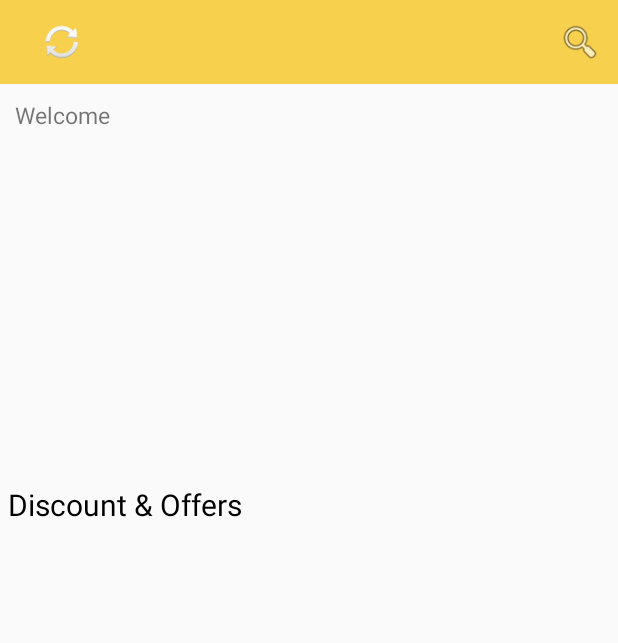
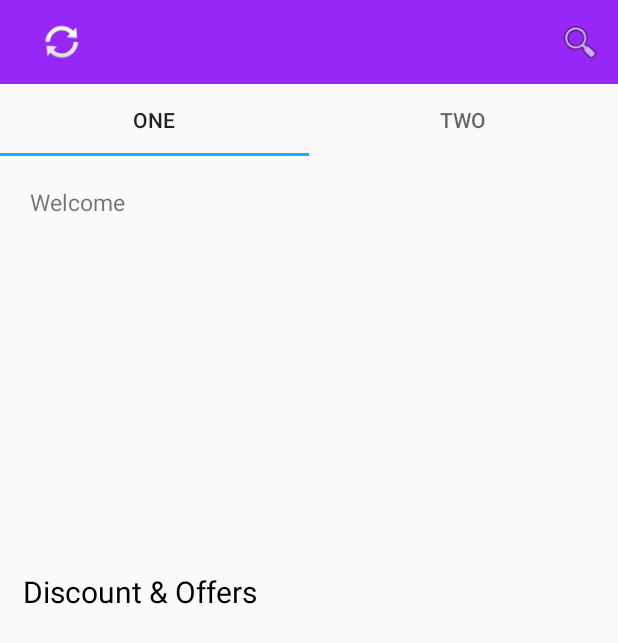
Before and after one commit to shubhamdani-weboniselab/Mall-Adevertisement-Project, an Android app: the OffersListActivity screen opened directly, with no data from a screen before it, on a phone screen of 412 x 824 dp. Shown: the top 643 px of the screen. Run offline under Robolectric (Android 15) with nearby library versions, the phone set to English and light mode, and no system bars; pictures from the network do not load; 4 statements that could not run were skipped.

Commit message:
Added Tabview, both tabs have the same fragment

```diff
--- a/MallAdvertisementProject/app/build.gradle
+++ b/MallAdvertisementProject/app/build.gradle
@@ -6,7 +6,7 @@ android {
 
     defaultConfig {
         applicationId "com.webonise.malladvertisementproject"
-        minSdkVersion 19
+        minSdkVersion 21
         targetSdkVersion 23
         versionCode 1
         versionName "1.0"
@@ -26,10 +26,12 @@ dependencies {
     compile files('libs/library-1.0.18.jar')
 
     compile 'com.android.support:appcompat-v7:+'
+    compile 'com.android.support:design:22.2.0'
     compile 'com.android.support:recyclerview-v7:21.0.3'
     compile 'com.android.support:cardview-v7:21.0.+'
     compile 'com.squareup.picasso:picasso:2.5.2'
     compile 'com.google.android.gms:play-services-location:6.5.87'
     compile 'com.google.android.gms:play-services:7.5.+'
     compile 'de.hdodenhof:circleimageview:1.3.0'
+    compile 'com.rengwuxian.materialedittext:library:2.1.4'
 }
--- a/MallAdvertisementProject/app/src/main/java/com/webonise/malladvertisementproject/OffersListActivity.java
+++ b/MallAdvertisementProject/app/src/main/java/com/webonise/malladvertisementproject/OffersListActivity.java
@@ -2,69 +2,116 @@ package com.webonise.malladvertisementproject;
 
 
 import android.os.Bundle;
+import android.support.design.widget.TabLayout;
+import android.support.v4.app.Fragment;
+import android.support.v4.app.FragmentManager;
+import android.support.v4.app.FragmentPagerAdapter;
 import android.support.v4.view.ViewPager;
 import android.support.v7.app.AppCompatActivity;
-import android.support.v7.widget.LinearLayoutManager;
 import android.support.v7.widget.RecyclerView;
 import android.support.v7.widget.Toolbar;
-import android.widget.TextView;
+import android.view.View;
+import android.widget.ImageView;
+import android.widget.Toast;
 
-import com.google.android.gms.maps.model.LatLng;
 import com.google.gson.Gson;
 import com.google.gson.GsonBuilder;
 
-import adapters.RecycleViewAdapter;
-import adapters.ViewPagerAdapter;
+import java.util.ArrayList;
+import java.util.List;
+
 import utils.Constants;
 
 
-public class OffersListActivity extends AppCompatActivity {
+public class OffersListActivity extends AppCompatActivity implements View.OnClickListener {
 
     private RecyclerView recyclerView;
     private RecyclerView.LayoutManager layoutManager;
     private RecyclerView.Adapter adapter;
-    private String jsonResponse;
+    static public String jsonResponse;
     private GsonBuilder builder;
     private Gson gson;
     private ViewPager viewPager;
     private ViewPagerAdapter viewPagerAdapter;
+    private Toolbar toolbar;
+    private TabLayout tabLayout;
 
-
+    private ImageView imgToolbarRefresh;
 
     @Override
     protected void onCreate(Bundle savedInstanceState) {
         super.onCreate(savedInstanceState);
         setContentView(R.layout.offer_list_activity);
+    }
+
+    @Override
+    protected void onResume() {
+        super.onResume();
         setToolBar();
         initialiseViews();
-        setAdapter();
-
+//        setAdapter();
     }
 
     private void initialiseViews() {
-        recyclerView = (RecyclerView) findViewById(R.id.recycleView);
-        recyclerView.setHasFixedSize(true);
-
-        layoutManager = new LinearLayoutManager(this);
-        recyclerView.setLayoutManager(layoutManager);
         jsonResponse = getIntent().getExtras().getString(Constants.JSON_RESPONSE);
-        builder = new GsonBuilder();
-        gson = builder.create();
-
-        viewPager = (ViewPager) findViewById(R.id.viewPager);
+        viewPager = (ViewPager) findViewById(R.id.OfferViewPager);
+        setupViewPager(viewPager);
+        imgToolbarRefresh = (ImageView) findViewById(R.id.imgToolbarRefresh);
+        imgToolbarRefresh.setOnClickListener(this);
+        tabLayout = (TabLayout) findViewById(R.id.tabs);
+        tabLayout.setupWithViewPager(viewPager);
 
     }
 
     private void setToolBar() {
-        Toolbar toolbar = (Toolbar) findViewById(R.id.toolbar);
+        toolbar = (Toolbar) findViewById(R.id.toolbar);
         setSupportActionBar(toolbar);
         getSupportActionBar().setDisplayShowHomeEnabled(true);
         toolbar.setTitle(null);
+    }
 
+    private void setupViewPager(ViewPager viewPager) {
+        ViewPagerAdapter adapter = new ViewPagerAdapter(getSupportFragmentManager());
+        adapter.addFragment(new OffersListFragment(), "ONE");
+        adapter.addFragment(new OffersListFragment(), "TWO");
+        viewPager.setAdapter(adapter);
+    }
+
+    class ViewPagerAdapter extends FragmentPagerAdapter {
+        private final List<Fragment> mFragmentList = new ArrayList<>();
+        private final List<String> mFragmentTitleList = new ArrayList<>();
+
+        public ViewPagerAdapter(FragmentManager manager) {
+            super(manager);
+        }
+
+        @Override
+        public Fragment getItem(int position) {
+            return mFragmentList.get(position);
+        }
+
+        @Override
+        public int getCount() {
+            return mFragmentList.size();
+        }
+
+        public void addFragment(Fragment fragment, String title) {
+            mFragmentList.add(fragment);
+            mFragmentTitleList.add(title);
+        }
+
+        @Override
+        public CharSequence getPageTitle(int position) {
+            return mFragmentTitleList.get(position);
+        }
+    }
+
+    private void onRefresh() {
 
     }
 
-//    private void setAdapter() {
+
+    //    private void setAdapter() {
 //        JsonData jsonData = new JsonData();
 //        jsonData = gson.fromJson(jsonResponse, JsonData.class);
 //        final int arraySize = jsonData.getData().size();
@@ -83,26 +130,31 @@ public class OffersListActivity extends AppCompatActivity {
 //        recyclerView.setAdapter(adapter);
 //
 //    }
-private void setAdapter() {
-    JsonDataParser jsonData = new JsonDataParser();
-    jsonData = gson.fromJson(jsonResponse, JsonDataParser.class);
-    final int arraySize = jsonData.getOffers().size();
-    String[] urlArray = new String[arraySize];
-    String[] DescriptionArray = new String[arraySize];
-    String[] DiscountArray = new String[arraySize];
-    LatLng[] LatLngArray = new LatLng[arraySize];
+//    private void setAdapter() {
+//        JsonDataParser jsonData = new JsonDataParser();
+//        jsonData = gson.fromJson(jsonResponse, JsonDataParser.class);
+//        final int arraySize = jsonData.getOffers().size();
+//        String[] urlArray = new String[arraySize];
+//        String[] DescriptionArray = new String[arraySize];
+//        String[] DiscountArray = new String[arraySize];
+//        LatLng[] LatLngArray = new LatLng[arraySize];
+//
+//        for (int i = 0; i < jsonData.getOffers().size(); i++) {
+//            urlArray[i] = jsonData.getOffers().get(i).getUrl().trim();
+//            DescriptionArray[i] = jsonData.getOffers().get(i).getDescription();
+//            DiscountArray[i] = "10% discount";
+//            LatLngArray[i] = jsonData.getOffers().get(i).getLatLng();
+//        }
+//        adapter = new RecycleViewAdapter(DiscountArray, urlArray, DescriptionArray, LatLngArray, this);
+//        recyclerView.setAdapter(adapter);
+//
+//        viewPagerAdapter = new ViewPagerAdapter(jsonData.getUrls(), this);
+//        viewPager.setAdapter(viewPagerAdapter);
+//    }
 
-    for (int i = 0; i < jsonData.getOffers().size(); i++) {
-        urlArray[i] = jsonData.getOffers().get(i).getUrl().trim();
-        DescriptionArray[i] = jsonData.getOffers().get(i).getDescription();
-        DiscountArray[i] = "10% discount";
-        LatLngArray[i] = jsonData.getOffers().get(i).getLatLng();
+    @Override
+    public void onClick(View view) {
+
+        Toast.makeText(this, "Reloading", Toast.LENGTH_LONG).show();
     }
-    adapter = new RecycleViewAdapter(DiscountArray, urlArray, DescriptionArray, LatLngArray, this);
-    recyclerView.setAdapter(adapter);
-
-    viewPagerAdapter = new ViewPagerAdapter( jsonData.getUrls(),this);
-    viewPager.setAdapter(viewPagerAdapter);
 }
-
-}
--- /dev/null
+++ b/MallAdvertisementProject/app/src/main/java/com/webonise/malladvertisementproject/OffersListFragment.java
@@ -0,0 +1,107 @@
+package com.webonise.malladvertisementproject;
+
+import android.os.Bundle;
+import android.support.annotation.Nullable;
+import android.support.v4.app.Fragment;
+import android.support.v4.view.ViewPager;
+import android.support.v7.widget.LinearLayoutManager;
+import android.support.v7.widget.RecyclerView;
+import android.view.LayoutInflater;
+import android.view.View;
+import android.view.ViewGroup;
+
+import com.google.android.gms.maps.model.LatLng;
+import com.google.gson.Gson;
+import com.google.gson.GsonBuilder;
+
+import adapters.RecycleViewAdapter;
+import adapters.ViewPagerAdapter;
+import utils.Constants;
+
+/**
+ * Created by webonise on 18/9/15.
+ */
+public class OffersListFragment extends Fragment {
+
+    private RecyclerView recyclerView;
+    private RecyclerView.LayoutManager layoutManager;
+    private RecyclerView.Adapter adapter;
+    private String jsonResponse;
+    private GsonBuilder builder;
+    private Gson gson;
+    private ViewPager viewPager;
+    private ViewPagerAdapter viewPagerAdapter;
+
+
+    public OffersListFragment() {
+    }
+
+    @Override
+    public void onCreate(Bundle savedInstanceState) {
+        super.onCreate(savedInstanceState);
+
+
+    }
+
+    private void initialiseViews(View view) {
+        recyclerView = (RecyclerView) view.findViewById(R.id.recycleView);
+        recyclerView.setHasFixedSize(true);
+        layoutManager = new LinearLayoutManager(getActivity());
+        recyclerView.setLayoutManager(layoutManager);
+        jsonResponse = OffersListActivity.jsonResponse;
+        builder = new GsonBuilder();
+        gson = builder.create();
+        viewPager = (ViewPager) view.findViewById(R.id.viewPager);
+    }
+
+    @Nullable
+    @Override
+    public View onCreateView(LayoutInflater inflater, ViewGroup container, Bundle savedInstanceState) {
+        View view = inflater.inflate(R.layout.offer_list_fragment, container, false);
+        initialiseViews(view);
+        setAdapter();
+        return view;
+    }
+
+    //    private void setAdapter() {
+//        JsonDataParser jsonData = new JsonDataParser();
+//        jsonData = gson.fromJson(jsonResponse, JsonDataParser.class);
+//        final int arraySize = jsonData.getOffers().size();
+//        String[] urlArray = new String[arraySize];
+//        String[] DescriptionArray = new String[arraySize];
+//        String[] DiscountArray = new String[arraySize];
+//        LatLng[] LatLngArray = new LatLng[arraySize];
+//        for (int i = 0; i < jsonData.getOffers().size(); i++) {
+//            urlArray[i] = jsonData.getOffers().get(i).getUrl().trim();
+//            DescriptionArray[i] = jsonData.getOffers().get(i).getDescription();
+//            DiscountArray[i] = "10% discount";
+//            LatLngArray[i] = jsonData.getOffers().get(i).getLatLng();
+//        }
+//        adapter = new RecycleViewAdapter(DiscountArray, urlArray, DescriptionArray, LatLngArray, getActivity());
+//        recyclerView.setAdapter(adapter);
+//        viewPagerAdapter = new ViewPagerAdapter( jsonData.getUrls(),getActivity());
+//        viewPager.setAdapter(viewPagerAdapter);
+//    }
+    private void setAdapter() {
+        JsonData jsonData = new JsonData();
+        jsonData = gson.fromJson(jsonResponse, JsonData.class);
+        final int arraySize = jsonData.getData().size();
+        String[] urlArray = new String[arraySize];
+        String[] DescriptionArray = new String[arraySize];
+        String[] DiscountArray = new String[arraySize];
+        LatLng[] LatLngArray = new LatLng[arraySize];
+
+        for (int i = 0; i < jsonData.getData().size(); i++) {
+            urlArray[i] = Constants.BASE_URL + jsonData.getData().get(i).getImageUrl().trim();
+            DescriptionArray[i] = jsonData.getData().get(i).getEventDescription();
+            DiscountArray[i] = "10% discount";
+            LatLngArray[i] = new LatLng(jsonData.getData().get(i).getGeofenceData().getLat(), jsonData.getData().get(i).getGeofenceData().getLng());
+        }
+        viewPagerAdapter = new ViewPagerAdapter(jsonData.getUrls(), getActivity());
+        viewPager.setAdapter(viewPagerAdapter);
+        adapter = new RecycleViewAdapter(DiscountArray, urlArray, DescriptionArray, LatLngArray, getActivity());
+        recyclerView.setAdapter(adapter);
+
+
+    }
+}
--- a/MallAdvertisementProject/app/src/main/java/com/webonise/malladvertisementproject/SplashActivity.java
+++ b/MallAdvertisementProject/app/src/main/java/com/webonise/malladvertisementproject/SplashActivity.java
@@ -64,7 +64,7 @@ public class SplashActivity extends Activity {
                 }
 
                 //later put the jsonObject in intent
-                Intent startMainScreen = new Intent(SplashActivity.this, OffersListActivity.class).putExtra(Constants.JSON_RESPONSE, Constants.TEMP_JSON_RESPONSE);
+                Intent startMainScreen = new Intent(SplashActivity.this, OffersListActivity.class).putExtra(Constants.JSON_RESPONSE, jsonObject.toString());
                 startActivity(startMainScreen);
                 progressDialog.dismiss();
 
--- a/MallAdvertisementProject/app/src/main/res/layout/offer_list_activity.xml
+++ b/MallAdvertisementProject/app/src/main/res/layout/offer_list_activity.xml
@@ -7,39 +7,23 @@
 
     <include layout="@layout/toolbar" />
 
-    <TextView
-        android:id="@+id/welcomeUser"
-        android:layout_width="wrap_content"
+
+    <android.support.design.widget.TabLayout
+        android:id="@+id/tabs"
+        android:layout_below="@id/toolbar"
+        android:layout_width="match_parent"
         android:layout_height="wrap_content"
-        android:layout_below="@id/toolbar"
-        android:textSize="15dp"
-        android:text="Welcome "
-        android:layout_margin="10dp" />
+        />
+
 
     <android.support.v4.view.ViewPager
-        android:id="@+id/viewPager"
+        android:id="@+id/OfferViewPager"
         android:layout_width="match_parent"
-        android:layout_height="200dp"
-        android:layout_below="@id/welcomeUser"
+        android:layout_height="match_parent"
+        android:layout_below="@id/tabs"
         android:layout_margin="10dp">
 
     </android.support.v4.view.ViewPager>
 
-    <TextView
-        android:id="@+id/discountAndOffers"
-        android:layout_width="wrap_content"
-        android:layout_height="wrap_content"
-        android:layout_below="@id/viewPager"
-        android:textSize="20dp"
-        android:textColor="#000000"
-        android:text="Discount &amp; Offers"
-        android:layout_margin="5dp" />
-
-    <android.support.v7.widget.RecyclerView
-        android:layout_below="@id/discountAndOffers"
-        android:id="@+id/recycleView"
-        android:layout_width="match_parent"
-        android:layout_height="match_parent"
-        android:scrollbars="vertical" />
 
 </RelativeLayout>
--- /dev/null
+++ b/MallAdvertisementProject/app/src/main/res/layout/offer_list_fragment.xml
@@ -0,0 +1,45 @@
+<LinearLayout xmlns:android="http://schemas.android.com/apk/res/android"
+    xmlns:tools="http://schemas.android.com/tools"
+    android:layout_width="match_parent"
+    android:layout_height="match_parent"
+    android:orientation="vertical"
+    tools:context=".AllOfferCardView">
+
+
+
+    <TextView
+        android:id="@+id/welcomeUser"
+        android:layout_width="wrap_content"
+        android:layout_height="wrap_content"
+        android:textSize="15dp"
+        android:text="Welcome "
+        android:layout_margin="10dp" />
+
+    <android.support.v4.view.ViewPager
+        android:id="@+id/viewPager"
+        android:layout_width="match_parent"
+        android:layout_height="200dp"
+        android:layout_below="@id/welcomeUser"
+        android:layout_margin="10dp">
+
+    </android.support.v4.view.ViewPager>
+
+    <TextView
+        android:id="@+id/discountAndOffers"
+        android:layout_width="wrap_content"
+        android:layout_height="wrap_content"
+        android:layout_below="@id/OfferViewPager"
+        android:textSize="20dp"
+        android:textColor="#000000"
+        android:text="Discount &amp; Offers"
+        android:layout_margin="5dp" />
+
+
+    <android.support.v7.widget.RecyclerView
+        android:layout_below="@id/discountAndOffers"
+        android:id="@+id/recycleView"
+        android:layout_width="match_parent"
+        android:layout_height="match_parent"
+        android:scrollbars="vertical" />
+
+</LinearLayout>
--- a/MallAdvertisementProject/app/src/main/res/layout/toolbar.xml
+++ b/MallAdvertisementProject/app/src/main/res/layout/toolbar.xml
@@ -6,7 +6,9 @@
     android:layout_height="wrap_content"
     android:background="?attr/colorPrimary"
     android:theme="@style/ThemeOverlay.AppCompat.Dark.ActionBar"
-    tools:showIn="@layout/activity_main">
+    tools:showIn="@layout/activity_main"
+
+    >
 
     <RelativeLayout
         android:id="@+id/toolbarContainer"
@@ -15,13 +17,14 @@
 
 
         <ImageView
-            android:id="@+id/toolbarRefresh"
-
+            android:id="@+id/imgToolbarRefresh"
             android:layout_width="40dp"
             android:layout_height="40dp"
             android:src="@android:drawable/ic_popup_sync"
             android:layout_alignParentLeft="true"
-            android:layout_margin="5dp" />
+            android:layout_margin="5dp"
+            android:elevation="10dp"
+            />
 
         <ImageView
             android:id="@+id/toolbarSearch"
--- a/MallAdvertisementProject/app/src/main/res/values/colors.xml
+++ b/MallAdvertisementProject/app/src/main/res/values/colors.xml
@@ -1,10 +1,10 @@
 <?xml version="1.0" encoding="utf-8"?>
 
 <resources>
-    <color name="colorPrimary">#fff7d14e</color>
-    <color name="colorPrimaryDark">#ffffba09</color>
+    <color name="colorPrimary">#ff9627f7</color>
+    <color name="colorPrimaryDark">#ff8a00ff</color>
     <color name="textColorPrimary">#FFFFFF</color>
     <color name="windowBackground">#ff9fa8da</color>
-    <color name="navigationBarColor">#ff303f9f</color>
+    <color name="navigationBarColor">#ffa241f7</color>
     <color name="colorAccent">#ff1dabff</color>
 </resources>
```
Also changed, not shown: MallAdvertisementProject/app/src/main/java/com/webonise/malladvertisementproject/JsonData.java (+11 -0 lines), MallAdvertisementProject/app/src/main/java/database/OfferDatabaseHelper.java (added, +27 -0 lines), MallAdvertisementProject/app/src/main/java/database/OffersDetails.java (added, +73 -0 lines), MallAdvertisementProject/app/src/main/java/utils/Constants.java (+17 -1 lines), MallAdvertisementProject/app/src/main/res/layout/cards.xml (+9 -8 lines), MallAdvertisementProject/app/src/main/res/layout/user_profile_form_activity.xml (added, +20 -0 lines), MallAdvertisementProject/app/src/main/res/layout/view_pager_layout.xml (+4 -3 lines).
